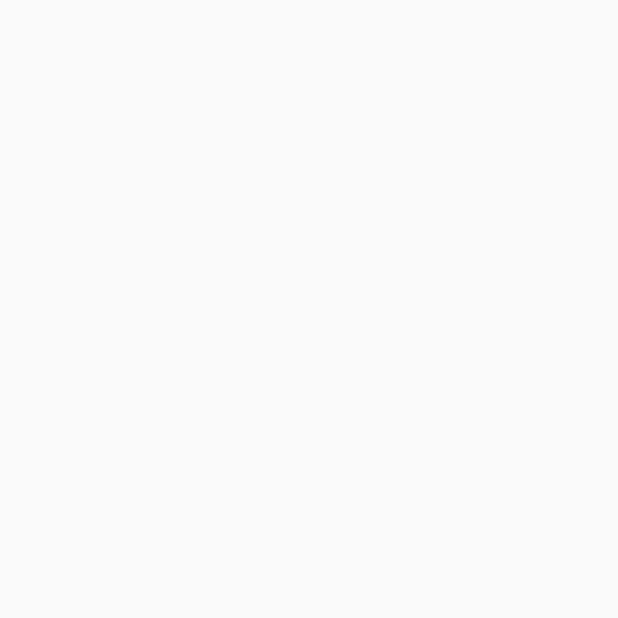
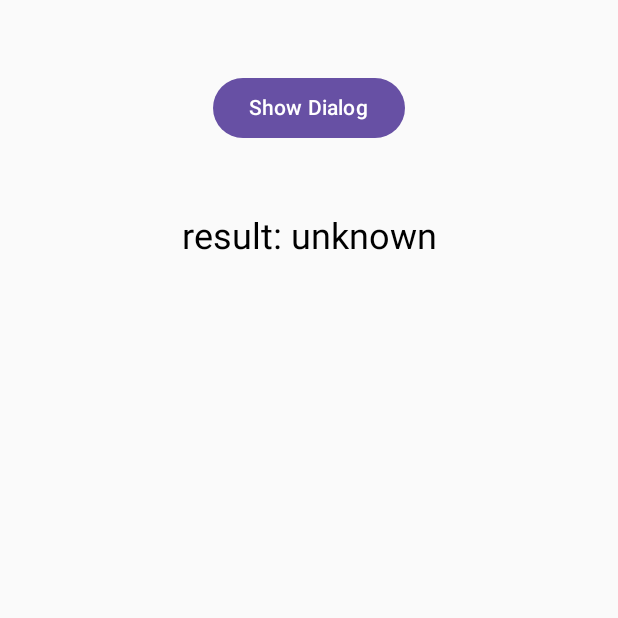
Before and after one commit to nshiraki/jetpack-compose-sandbox, an Android app built with Jetpack Compose: the screen it shows after launch (MainActivity), on a phone screen of 412 x 824 dp, the top half of it. Before the commit the part shown is empty. Run offline under Robolectric (Android 15) with nearby library versions, the phone set to English and light mode, and no system bars.

Commit message:
AlertDialogを利用した処理を作成

```diff
--- a/AlertDialogEx/app/src/main/java/com/example/alertdialogex/MainActivity.kt
+++ b/AlertDialogEx/app/src/main/java/com/example/alertdialogex/MainActivity.kt
@@ -3,15 +3,22 @@ package com.example.alertdialogex
 import android.os.Bundle
 import androidx.activity.ComponentActivity
 import androidx.activity.compose.setContent
+import androidx.compose.foundation.layout.Column
 import androidx.compose.foundation.layout.fillMaxSize
-import androidx.compose.material3.MaterialTheme
-import androidx.compose.material3.Surface
+import androidx.compose.foundation.layout.padding
+import androidx.compose.material3.AlertDialog
+import androidx.compose.material3.Button
 import androidx.compose.material3.Text
 import androidx.compose.runtime.Composable
+import androidx.compose.runtime.mutableStateOf
+import androidx.compose.runtime.remember
+import androidx.compose.ui.Alignment
 import androidx.compose.ui.Modifier
 import androidx.compose.ui.tooling.preview.Preview
-import com.example.alertdialogex.ui.theme.AlertDialogExTheme
+import androidx.compose.ui.unit.dp
+import androidx.compose.ui.unit.sp
 
+// AlertDialogを利用した処理を行う
 class MainActivity : ComponentActivity() {
     override fun onCreate(savedInstanceState: Bundle?) {
         super.onCreate(savedInstanceState)
@@ -24,5 +31,52 @@ class MainActivity : ComponentActivity() {
 @Preview(showBackground = true)
 @Composable
 fun AppScreen() {
-    // TODO: Not yet implemented
+    // ダイアログの表示・非表示を管理
+    val isOpenDialog = remember { mutableStateOf(false) }
+    // ダイアログの結果を格納
+    val dialogResult = remember { mutableStateOf("unknown") }
+
+    Column(
+        horizontalAlignment = Alignment.CenterHorizontally,
+        modifier = Modifier.fillMaxSize(),
+    ) {
+        // ダイアログを表示するボタン
+        Button(
+            onClick = { isOpenDialog.value = true },
+            modifier = Modifier.padding(48.dp)
+        ) {
+            Text(text = "Show Dialog")
+        }
+
+        // ダイアログの結果を表示
+        Text(text = "result: ${dialogResult.value}", fontSize = 24.sp)
+
+        if (isOpenDialog.value) {
+            // ダイアログの表示
+            AlertDialog(
+                onDismissRequest = {
+                    dialogResult.value = "Tap outside area of dialog"
+                    isOpenDialog.value = false
+                },
+                confirmButton = {
+                    Button(
+                        onClick = {
+                            dialogResult.value = "OK button clicked"
+                            isOpenDialog.value = false
+                        }
+                    ) { Text("OK") }
+                },
+                dismissButton = {
+                    Button(
+                        onClick = {
+                            dialogResult.value = "Cancel button clicked"
+                            isOpenDialog.value = false
+                        }
+                    ) { Text("Cancel") }
+                },
+                title = { Text(text = "Dialog Title") },
+                text = { Text("Dialog Text") },
+            )
+        }
+    }
 }
```
Also changed, not shown: 4 other files.
